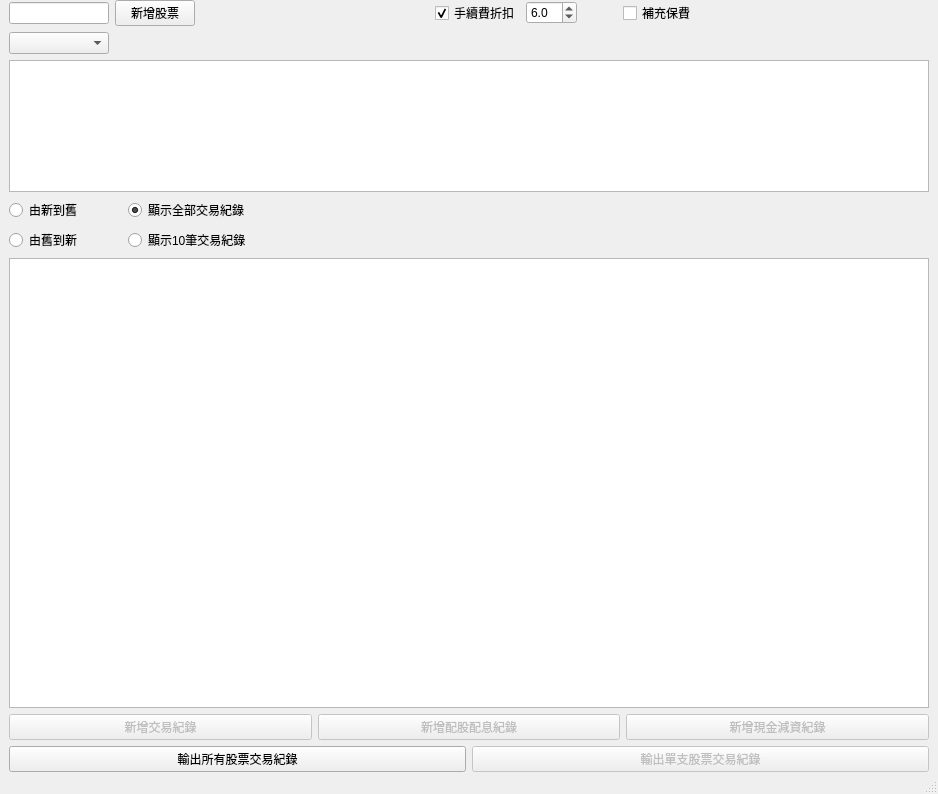
The window that QtStockPriceMainWindow.ui (foxking0416/PythonStockPrice) describes before a commit, drawn with Qt 5.
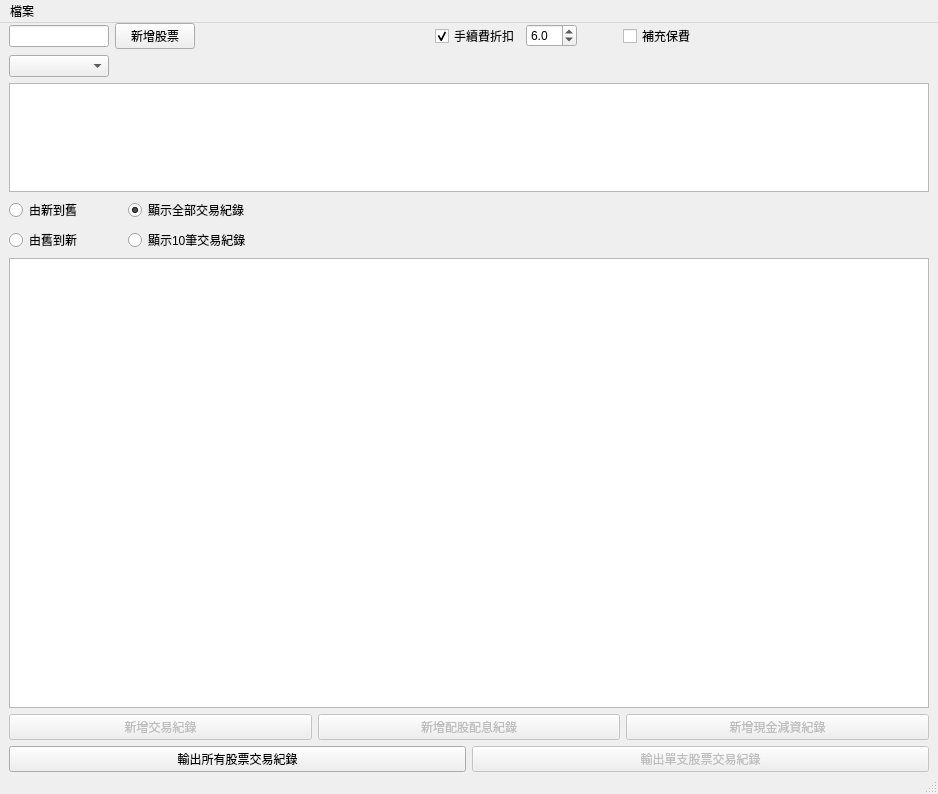
The same window after the commit.

Commit message: 新增匯出的action

What changed in the file:
```diff
--- a/QtStockPriceMainWindow.ui
+++ b/QtStockPriceMainWindow.ui
@@ -333,6 +333,14 @@
      <height>21</height>
     </rect>
    </property>
+   <widget class="QMenu" name="menu">
+    <property name="title">
+     <string>檔案</string>
+    </property>
+    <addaction name="qtActionImport"/>
+    <addaction name="qtActionExport"/>
+   </widget>
+   <addaction name="menu"/>
   </widget>
   <widget class="QStatusBar" name="statusbar"/>
  </widget>
```
Left out of the diff: 10 changed lines with no effect on the pictures. The commit also changes 2 other files.
